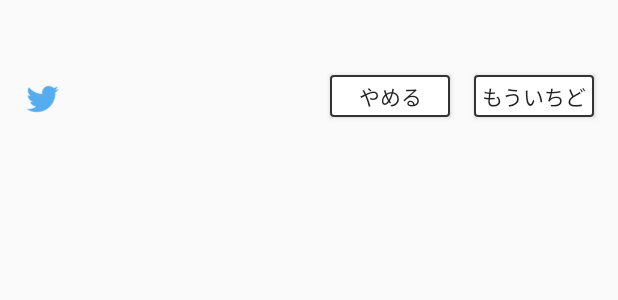
After one commit to prd-xxx/LastOne_android, an Android app: the layout dialog_game_end.xml on its own in the app's theme, with its tools: preview values and no code run, on a phone screen of 412 x 824 dp. The commit adds this screen. Shown: the top 300 px of the screen. Run offline under Robolectric (Android 15) with nearby library versions, the phone set to English and light mode, and no system bars.

Commit message:
Twitter投稿機能を追加

```diff
--- /dev/null
+++ b/app/src/main/res/drawable/button_basic.xml
@@ -0,0 +1,6 @@
+<?xml version="1.0" encoding="utf-8"?>
+<shape xmlns:android="http://schemas.android.com/apk/res/android" android:shape="rectangle">
+    <corners android:radius="2dp"/>
+    <solid android:color="#ffffff"/>
+    <stroke android:width="1dp" android:color="#333333"/>
+</shape>
--- /dev/null
+++ b/app/src/main/res/layout/dialog_game_end.xml
@@ -0,0 +1,52 @@
+<?xml version="1.0" encoding="utf-8"?>
+<androidx.constraintlayout.widget.ConstraintLayout xmlns:android="http://schemas.android.com/apk/res/android"
+    android:layout_width="match_parent"
+    android:layout_height="wrap_content"
+    xmlns:app="http://schemas.android.com/apk/res-auto">
+
+    <TextView
+        android:id="@+id/dialog_title"
+        android:layout_width="wrap_content"
+        android:layout_height="wrap_content"
+        app:layout_constraintTop_toTopOf="parent"
+        app:layout_constraintStart_toStartOf="parent"
+        android:layout_marginTop="16dp"
+        android:layout_marginStart="16dp"
+        android:textSize="16sp"/>
+
+    <ImageButton
+        android:id="@+id/tweet_button"
+        android:layout_width="24dp"
+        android:layout_height="24dp"
+        app:layout_constraintBottom_toBottomOf="parent"
+        app:layout_constraintStart_toStartOf="parent"
+        app:layout_constraintTop_toBottomOf="@id/dialog_title"
+        android:layout_marginTop="16dp"
+        android:layout_marginBottom="16dp"
+        android:layout_marginStart="16dp"
+        android:background="@drawable/twitter_logo_blue_48"
+        />
+
+    <Button
+        android:id="@+id/retry_button"
+        android:layout_width="80dp"
+        android:layout_height="28dp"
+        app:layout_constraintBottom_toBottomOf="parent"
+        app:layout_constraintEnd_toEndOf="parent"
+        android:layout_marginBottom="16dp"
+        android:layout_marginEnd="16dp"
+        android:background="@drawable/button_basic"
+        android:text="@string/retry"/>
+
+    <Button
+        android:id="@+id/quit_button"
+        android:layout_width="80dp"
+        android:layout_height="28dp"
+        app:layout_constraintBottom_toBottomOf="parent"
+        app:layout_constraintEnd_toStartOf="@id/retry_button"
+        android:layout_marginBottom="16dp"
+        android:layout_marginEnd="16dp"
+        android:background="@drawable/button_basic"
+        android:text="@string/quit"/>
+
+</androidx.constraintlayout.widget.ConstraintLayout>
--- a/app/src/main/res/values/strings.xml
+++ b/app/src/main/res/values/strings.xml
@@ -20,6 +20,8 @@
     <string name="you_lose">あなたのまけ…</string>
     <string name="retry">もういちど</string>
     <string name="quit">やめる</string>
+    <string name="tweet_1player_win">つよさ「%1$s」にかちました！！</string>
+    <string name="tweet_1player_lose">つよさ「%1$s」にまけました…</string>
     <string name="settings">せってい</string>
     <string name="com_level">あいての　つよさ</string>
     <string name="com_level_poor">へっぽこ</string>
```
Also changed, not shown: app/src/main/java/xxx/prd/lastone/GameActivity.java (+42 -25 lines), app/src/main/res/drawable/twitter_logo_blue_48.png (added).
